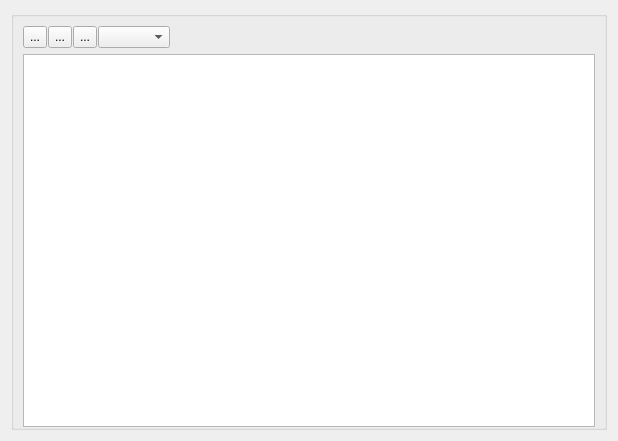
Qt form src/gui/SqlForm.ui (fritzone/ddm) before a commit.
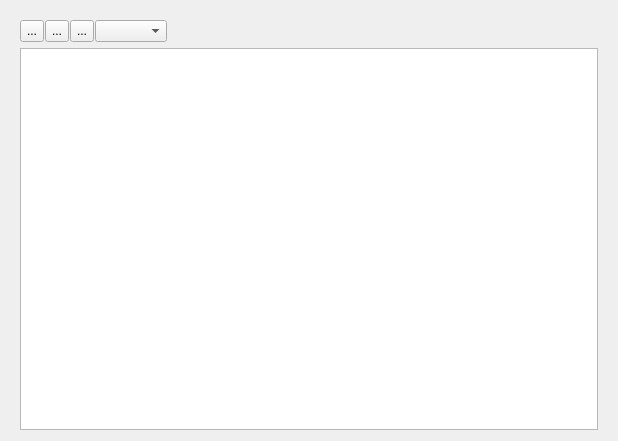
The same form after that commit. Icons and pictures are not drawn.

Diff of the .ui file:
```diff
--- a/src/gui/SqlForm.ui
+++ b/src/gui/SqlForm.ui
@@ -15,13 +15,7 @@
   </property>
   <layout class="QHBoxLayout" name="horizontalLayout_2">
    <item>
-    <widget class="QGroupBox" name="groupBox">
-     <property name="title">
-      <string/>
-     </property>
-     <property name="flat">
-      <bool>true</bool>
-     </property>
+    <widget class="QWidget" name="widget" native="true">
      <layout class="QVBoxLayout" name="verticalLayout">
       <property name="bottomMargin">
        <number>0</number>
```
Left out of the diff: 20 changed lines with no effect on the pictures.
